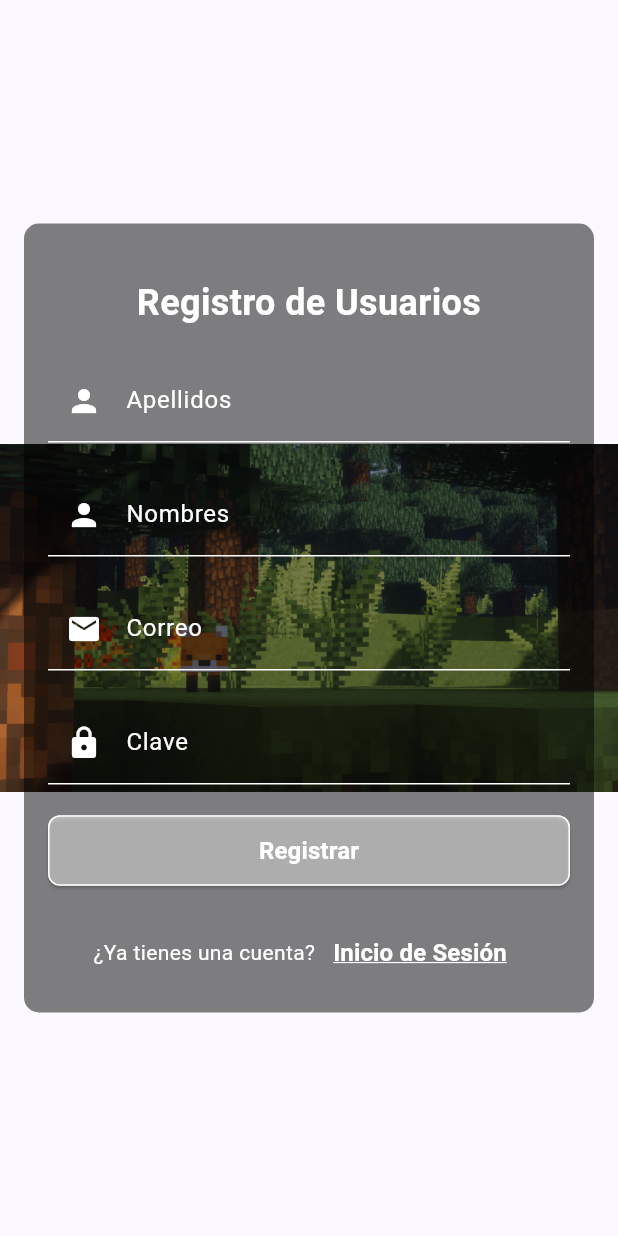
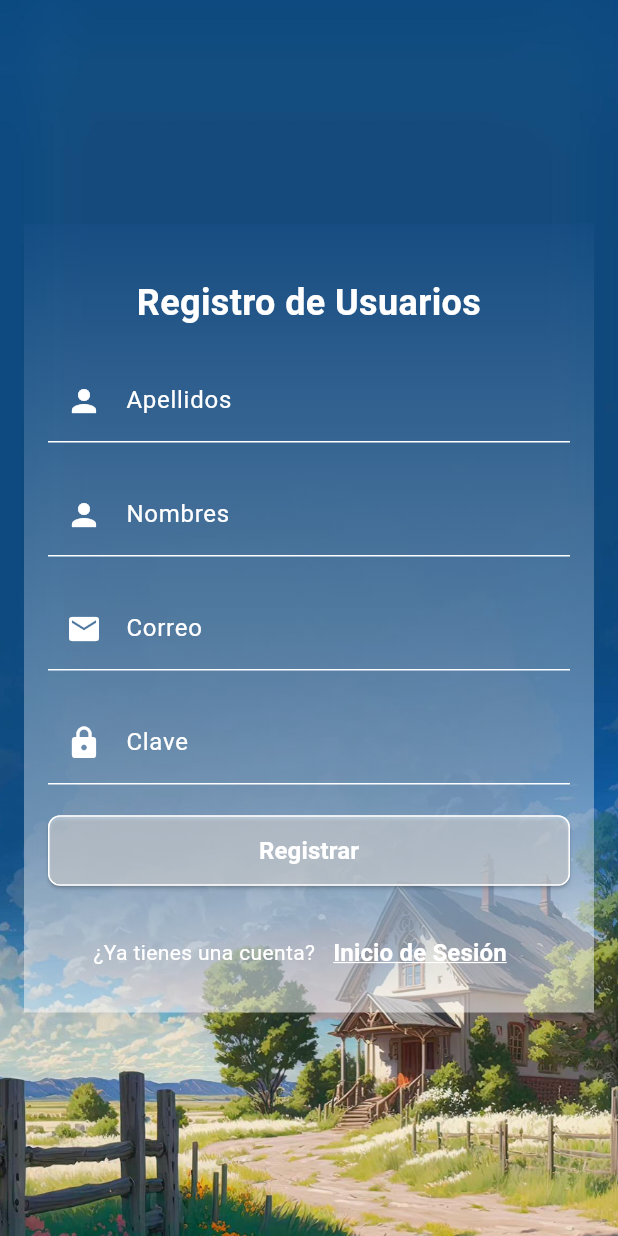
Before and after one commit to JhandryChimbo/Front-End, a Flutter app: the RegisterView screen opened by its route, on a phone screen of 412 x 824 dp. Run offline on Flutter 3.47's test engine with Material 3 defaults, Android fonts, the phone set to English and light mode, and no system bars; our stand-ins replace flutter_map, flutter_secure_storage, geolocator, latlong2, validators; accounts and stored records are empty; network calls fail.

Commit message:
Actualizacion Formato

```diff
--- a/lib/controls/Conexion.dart
+++ b/lib/controls/Conexion.dart
@@ -5,7 +5,6 @@ import 'package:http/http.dart' as http;
 import 'package:noticias/controls/utiles/Utiles.dart';
 
 class Conexion {
-
   // CASA
   final String URL = "http://192.168.0.104:3000/api/";
   final String URL_MEDIA = "http://192.168.0.105:3000/api/images/";
--- a/lib/views/mapComentarioView.dart
+++ b/lib/views/mapComentarioView.dart
@@ -111,7 +111,7 @@ class _MapComentarioViewState extends State<MapComentarioView> {
                       comentario['persona']['nombres'] +
                           ' ' +
                           comentario['persona']['apellidos'],
-                      style: const TextStyle(color: Colors.black, fontSize: 10),
+                      style: const TextStyle(color: Colors.black, fontSize: 8),
                     ),
                   ],
                 ),
--- a/lib/views/registerView.dart
+++ b/lib/views/registerView.dart
@@ -63,8 +63,8 @@ class _RegisterViewState extends State<RegisterView> {
             Container(
               decoration: const BoxDecoration(
                 image: DecorationImage(
-                  image: AssetImage("assets/fondo.png"),
-                  fit: BoxFit.contain,
+                  image: AssetImage("assets/fondoInicio.jpeg"),
+                  fit: BoxFit.cover,
                 ),
               ),
             ),
@@ -75,8 +75,15 @@ class _RegisterViewState extends State<RegisterView> {
                   child: Container(
                     padding: const EdgeInsets.all(16),
                     decoration: BoxDecoration(
-                      borderRadius: BorderRadius.circular(10),
-                      color: Colors.black.withOpacity(0.5),
+                      gradient: LinearGradient(
+                        begin: Alignment.topCenter,
+                        end: Alignment.bottomCenter,
+                        colors: [
+                          const Color.fromARGB(255, 24, 79, 135)
+                              .withOpacity(0.5),
+                          Colors.white.withOpacity(0.5),
+                        ],
+                      ),
                     ),
                     child: Column(
                       mainAxisAlignment: MainAxisAlignment.center,
--- a/lib/views/sessionView.dart
+++ b/lib/views/sessionView.dart
@@ -81,7 +81,6 @@ class _SessionViewState extends State<SessionView> {
                       colors: [
                         const Color.fromARGB(255, 24, 79, 135).withOpacity(0.5),
                         Colors.white.withOpacity(0.5),
-
                       ],
                     ),
                   ),
--- a/lib/views/userListView.dart
+++ b/lib/views/userListView.dart
@@ -108,7 +108,6 @@ class _UserListViewState extends State<UserListView> {
                   Text(
                       'Fecha Nacimiento: ${user['fecha_nacimiento'] ?? 'NONE'}'),
                   Text('Correo: ${user['cuenta']['correo']}'),
-                  Text('Rol: ${user['rol']['nombre']}'),
                   Row(
                     children: [
                       Container(
@@ -123,7 +122,7 @@ class _UserListViewState extends State<UserListView> {
                         ),
                       ),
                       Text(
-                        'Estado: ${user['cuenta']['estado'] ? 'Activo' : 'Inactivo'}',
+                        user['cuenta']['estado'] ? 'Activo' : 'Baneado',
                         style: TextStyle(
                           color: user['cuenta']['estado']
                               ? Colors.green
```
Also changed, not shown: lib/views/animeView.dart (+6 -8 lines), lib/controls/servicio_back/modelo/InicioSesionSW.dart (line endings or trailing spaces), lib/controls/utiles/Utiles.dart (line endings or trailing spaces), lib/views/mapView.dart (line endings or trailing spaces).
